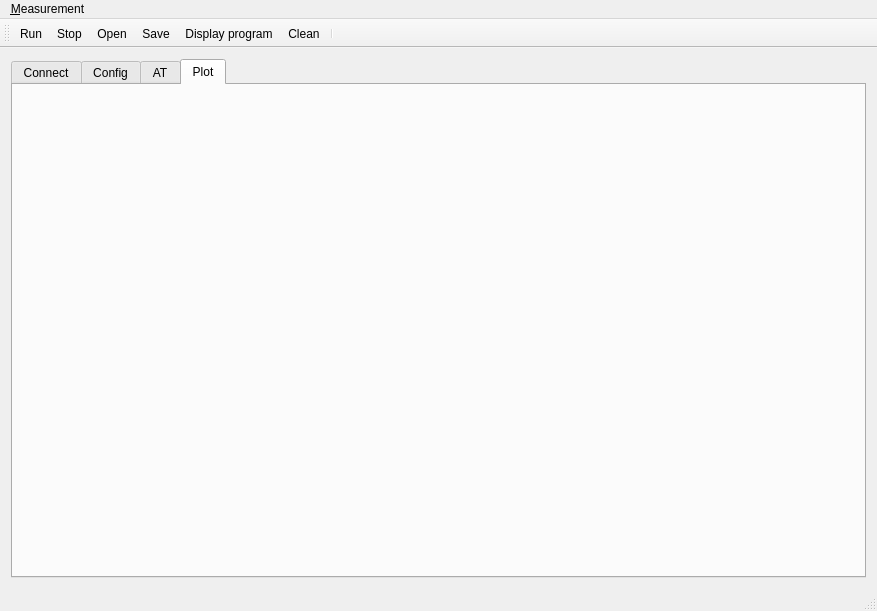
Qt form nems/nems/mainwindow.ui (saul-rodriguez/Qt) before a commit.
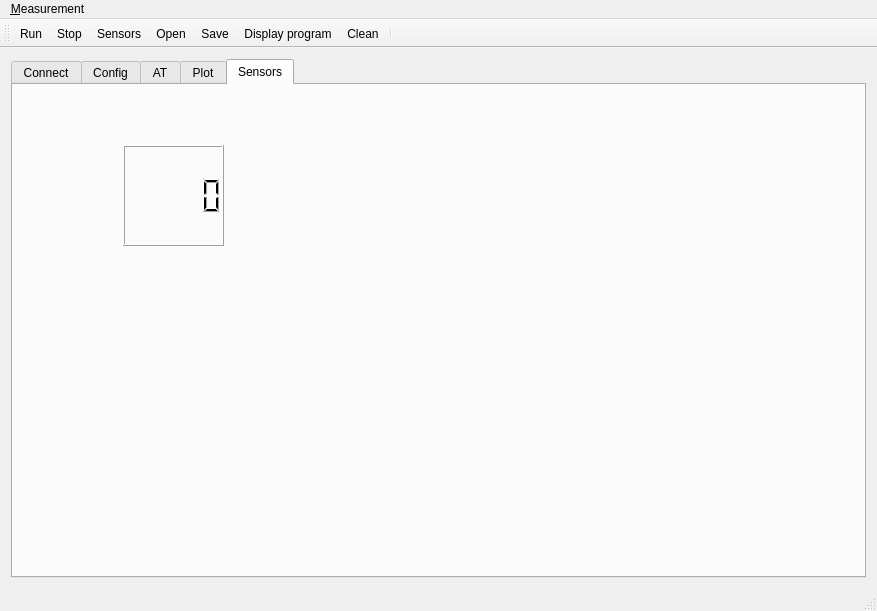
The same form after that commit. Icons and pictures are not drawn.

```diff
--- a/nems/nems/mainwindow.ui
+++ b/nems/nems/mainwindow.ui
@@ -20,7 +20,7 @@
       <item>
        <widget class="QTabWidget" name="tabWidget">
         <property name="currentIndex">
-         <number>3</number>
+         <number>4</number>
         </property>
         <widget class="QWidget" name="Connect">
          <attribute name="title">
@@ -653,6 +653,21 @@
           </item>
          </layout>
         </widget>
+        <widget class="QWidget" name="tab_4">
+         <attribute name="title">
+          <string>Sensors</string>
+         </attribute>
+         <widget class="QLCDNumber" name="lcdNumber">
+          <property name="geometry">
+           <rect>
+            <x>110</x>
+            <y>60</y>
+            <width>101</width>
+            <height>101</height>
+           </rect>
+          </property>
+         </widget>
+        </widget>
        </widget>
       </item>
      </layout>
@@ -690,6 +705,7 @@
    </attribute>
    <addaction name="action_Run"/>
    <addaction name="actionStop"/>
+   <addaction name="actionSensors"/>
    <addaction name="action_Open"/>
    <addaction name="action_Save"/>
    <addaction name="action_Display_program"/>
@@ -772,6 +788,18 @@
     <string>Ctrl+P</string>
    </property>
   </action>
+  <action name="actionSensors">
+   <property name="checkable">
+    <bool>true</bool>
+   </property>
+   <property name="icon">
+    <iconset resource="images.qrc">
+     <normaloff>:/images/images/sensor.png</normaloff>:/images/images/sensor.png</iconset>
+   </property>
+   <property name="text">
+    <string>Sensors</string>
+   </property>
+  </action>
  </widget>
  <layoutdefault spacing="6" margin="11"/>
  <tabstops>
```
Left out of the diff: 1 changed line with no effect on the pictures.
